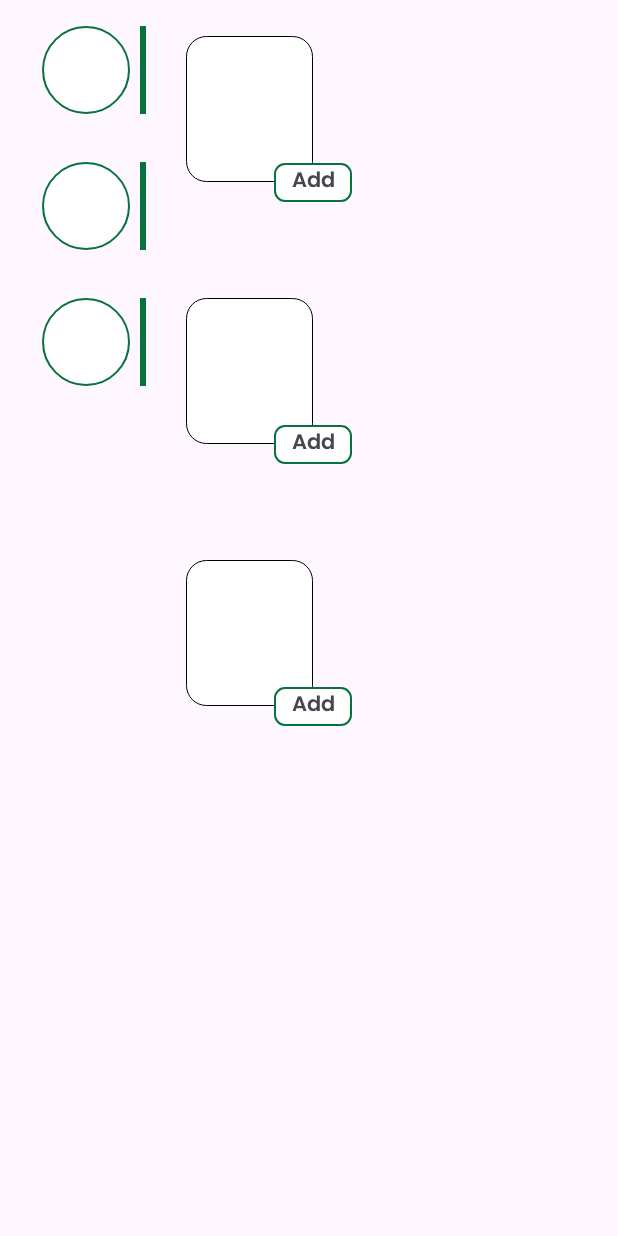
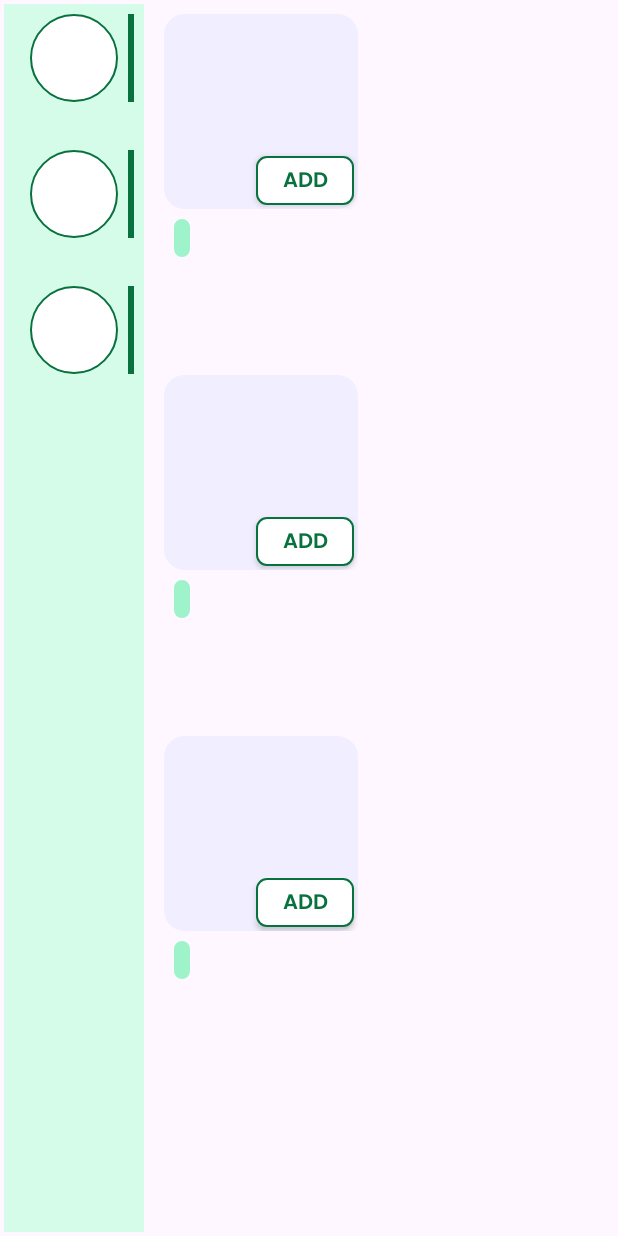
Before and after one commit to MrAarifAliSaifi/cv_project, an Android app: the layout fragment_category.xml on its own in the app's theme, with its tools: preview values and no code run, on a phone screen of 412 x 824 dp. Run offline under Robolectric (Android 15) with nearby library versions, the phone set to English and light mode, and no system bars.

Commit message:
Fixed minor ui issues.

```diff
--- a/app/src/main/java/com/example/cvproject/activites/activity/activity/MainActivity.kt
+++ b/app/src/main/java/com/example/cvproject/activites/activity/activity/MainActivity.kt
@@ -68,6 +68,11 @@ class MainActivity : BaseActivity<ActivityMainBinding, MainActivityVM>() {
                     updateCartValues()
                 }
 
+                R.id.navigation_dashboard -> {
+                    showCartIcon()
+                    updateCartValues()
+                }
+
                 else -> {
                     hideCartIcon()
                 }
--- a/app/src/main/java/com/example/cvproject/activites/activity/adapters/ItemAdapter.kt
+++ b/app/src/main/java/com/example/cvproject/activites/activity/adapters/ItemAdapter.kt
@@ -1,6 +1,6 @@
 package com.example.cvproject.activites.activity.adapters
 
-import android.content.Context
+import android.graphics.Paint
 import android.view.LayoutInflater
 import android.view.View
 import android.view.ViewGroup
@@ -8,23 +8,53 @@ import android.widget.ImageView
 import android.widget.TextView
 import androidx.recyclerview.widget.RecyclerView
 import com.bumptech.glide.Glide
+import com.example.basicmvvmapp.MainActivity
+import com.example.cvproject.activites.activity.activity.CheckoutActivity
+import com.example.cvproject.activites.activity.constant.BlinkitConstants
 import com.example.cvproject.activites.activity.dataclass.ItemDataClass
+import com.pixplicity.easyprefs.library.Prefs
 import cvproject.blinkit.R
+import cvproject.blinkit.activites.activity.ui.dashboard.CategoryFragment
+import kotlin.random.Random
 
-class ItemAdapter(private val context: Context, private var items: List<ItemDataClass>) :
-    RecyclerView.Adapter<ItemAdapter.ItemViewHolder>() {
+class ItemAdapter(
+    private val fragment: CategoryFragment,
+    private var items: List<ItemDataClass>
+) : RecyclerView.Adapter<ItemAdapter.ItemViewHolder>() {
 
     inner class ItemViewHolder(itemView: View) : RecyclerView.ViewHolder(itemView) {
         fun bind(item: ItemDataClass) {
-            itemView.findViewById<TextView>(R.id.tv_item_name).text = item.name
-            val displayText = "( ${
-                context.getString(
+
+            itemView.findViewById<TextView>(R.id.tv_item_name).text =
+                "${item.name} (${item.quantity})"
+
+            itemView.findViewById<TextView>(R.id.tv_quantity).text = "${item.quantity}"
+
+            itemView.findViewById<TextView>(R.id.tv_price).text =
+                "${fragment.getString(R.string.rupee_symbol, item.price)}"
+
+            val randomValue = Random.nextInt(30, 60)
+            val originalPrice = item.price!!.toInt() + randomValue
+            val realPrice = itemView.findViewById<TextView>(R.id.tv_real_price)
+            realPrice.paintFlags = realPrice.paintFlags or Paint.STRIKE_THRU_TEXT_FLAG
+            realPrice.text = "MRP" + originalPrice.toString()
+
+            val imageView = itemView.findViewById<ImageView>(R.id.iv_item_image)
+            Glide.with(itemView.context).load(item.imageUrl).into(imageView)
+            val displayText = "${item.name}\n( ${
+                fragment.getString(
                     R.string.rupee_symbol, item.price
                 )
             } / ${item.quantity} )"
-            itemView.findViewById<TextView>(R.id.tv_additional_details).text = displayText
-            val imageView = itemView.findViewById<ImageView>(R.id.image_view)
-            Glide.with(itemView.context).load(item.imageUrl).into(imageView)
+            itemView.findViewById<TextView>(R.id.tv_add).setOnClickListener {
+                fragment.insertItemToDb(item.id!!)
+                (fragment.requireContext() as MainActivity).showBottomNavAndCart()
+                fragment.requireContext()
+                    .startActivity(CheckoutActivity.getStartIntent(fragment.requireContext()))
+                Prefs.putString(BlinkitConstants.SELECTED_ITEM_DETAILS, displayText)
+                Prefs.putString(BlinkitConstants.SELECTED_ITEM_IMAGE_URL, item.imageUrl)
+                Prefs.putBoolean(BlinkitConstants.IS_ITEM_ADDED, true)
+            }
         }
     }
 
--- a/app/src/main/java/com/example/cvproject/activites/activity/fragments/category/CategoryFragment.kt
+++ b/app/src/main/java/com/example/cvproject/activites/activity/fragments/category/CategoryFragment.kt
@@ -7,11 +7,15 @@ import android.view.View
 import android.view.ViewGroup
 import androidx.fragment.app.Fragment
 import androidx.lifecycle.ViewModelProvider
+import androidx.lifecycle.lifecycleScope
 import androidx.recyclerview.widget.LinearLayoutManager
 import androidx.recyclerview.widget.StaggeredGridLayoutManager
 import com.example.cvproject.activites.activity.adapters.CategoryAdapter
 import com.example.cvproject.activites.activity.adapters.ItemAdapter
+import com.example.cvproject.activites.activity.dataBase.BlinkitDatabase
+import com.example.cvproject.activites.activity.dataBase.HomeItems
 import cvproject.blinkit.databinding.FragmentCategoryBinding
+import kotlinx.coroutines.launch
 
 class CategoryFragment : Fragment() {
 
@@ -41,7 +45,7 @@ class CategoryFragment : Fragment() {
         categoryAdapter = CategoryAdapter(requireContext(), emptyList()) { selectedCategory ->
             categoryViewModel.filterItemsByCategory(selectedCategory)
         }
-        itemAdapter = ItemAdapter(requireContext(), emptyList())
+        itemAdapter = ItemAdapter(this, emptyList())
     }
 
     private fun setUpRecyclerView() {
@@ -70,6 +74,13 @@ class CategoryFragment : Fragment() {
         }
     }
 
+    fun insertItemToDb(itemId: String) {
+        val database = BlinkitDatabase.getDatabase(requireContext()).blinkitDao()
+        lifecycleScope.launch {
+            database.insertItemUrl(HomeItems(itemIdGeneratedFromFirebase = itemId))
+        }
+    }
+
     override fun onDestroyView() {
         super.onDestroyView()
         _binding = null
--- a/app/src/main/java/com/example/cvproject/activites/activity/utilities/Utils.kt
+++ b/app/src/main/java/com/example/cvproject/activites/activity/utilities/Utils.kt
@@ -58,7 +58,8 @@ object Utils {
     fun fetchItemDetailsByUrls(
         itemUrls: List<HomeItems>, callback: (List<ItemDataClass>) -> Unit
     ) {
-        val databaseReference = FirebaseDatabase.getInstance().getReference("BlinkitItems")
+        val databaseReference =
+            FirebaseDatabase.getInstance().getReference("BlinkitItems").child("All").child("Items")
         val itemList = mutableListOf<ItemDataClass>()
         var itemsProcessed = 0
 
--- a/app/src/main/res/layout/fragment_category.xml
+++ b/app/src/main/res/layout/fragment_category.xml
@@ -4,7 +4,7 @@
     xmlns:tools="http://schemas.android.com/tools"
     android:layout_width="match_parent"
     android:layout_height="match_parent"
-    android:layout_margin="@dimen/_8sdp"
+    android:layout_margin="@dimen/_2sdp"
     android:fillViewport="true"
     tools:context=".activites.activity.ui.dashboard.CategoryFragment">
 
@@ -16,6 +16,7 @@
             android:id="@+id/recycler_view_category"
             android:layout_width="wrap_content"
             android:layout_height="0dp"
+            android:background="@color/green_D5FCE9"
             app:layout_constraintBottom_toBottomOf="parent"
             app:layout_constraintStart_toStartOf="parent"
             app:layout_constraintTop_toTopOf="parent"
@@ -25,8 +26,6 @@
             android:id="@+id/recycler_view_item"
             android:layout_width="@dimen/dp_0"
             android:layout_height="@dimen/dp_0"
-            android:layout_marginStart="@dimen/_10sdp"
-            android:layout_marginVertical="@dimen/_5sdp"
             app:layout_constraintBottom_toBottomOf="parent"
             app:layout_constraintEnd_toEndOf="parent"
             app:layout_constraintStart_toEndOf="@+id/recycler_view_category"
--- a/app/src/main/res/layout/list_item_category.xml
+++ b/app/src/main/res/layout/list_item_category.xml
@@ -21,6 +21,7 @@
         android:fontFamily="@font/poppins_extra_bold"
         android:textSize="@dimen/_8sdp"
         android:textColor="@color/black"
+        android:gravity="center"
         app:layout_constraintEnd_toEndOf="@id/iv_ct_image"
         app:layout_constraintStart_toStartOf="@id/iv_ct_image"
         app:layout_constraintTop_toBottomOf="@id/iv_ct_image" />
--- a/app/src/main/res/layout/list_item_modern.xml
+++ b/app/src/main/res/layout/list_item_modern.xml
@@ -3,50 +3,118 @@
     xmlns:app="http://schemas.android.com/apk/res-auto"
     android:layout_width="wrap_content"
     android:layout_height="wrap_content"
-    android:layout_margin="@dimen/_5sdp">
+    android:layout_margin="@dimen/_5sdp"
+    android:minWidth="@dimen/_110sdp"
+    android:minHeight="@dimen/_175sdp">
+
+    <androidx.constraintlayout.widget.ConstraintLayout
+        android:id="@+id/cl_top"
+        android:layout_width="0dp"
+        android:layout_height="@dimen/_100sdp"
+        android:layout_marginHorizontal="@dimen/_5sdp"
+        android:background="@drawable/rounded_corner_background_white"
+        android:backgroundTint="@color/blue_F1EFFF"
+        app:layout_constraintEnd_toEndOf="parent"
+        app:layout_constraintStart_toStartOf="parent"
+        app:layout_constraintTop_toTopOf="parent">
 
         <ImageView
-        android:id="@+id/image_view"
-        android:layout_width="@dimen/_65sdp"
-        android:layout_height="@dimen/_75sdp"
-        android:background="@drawable/rounded_corner_background_white"
+            android:id="@+id/iv_item_image"
+            android:layout_width="@dimen/_60sdp"
+            android:layout_height="@dimen/_70sdp"
             android:scaleType="fitXY"
-        android:padding="@dimen/_2sdp"
+            app:layout_constraintBottom_toBottomOf="parent"
+            app:layout_constraintEnd_toEndOf="parent"
             app:layout_constraintStart_toStartOf="parent"
             app:layout_constraintTop_toTopOf="parent" />
 
         <TextView
             android:id="@+id/tv_add"
-        android:layout_width="@dimen/_40sdp"
-        android:layout_height="@dimen/_20sdp"
+            android:layout_width="@dimen/_50sdp"
+            android:layout_height="@dimen/_25sdp"
+            android:layout_marginEnd="@dimen/_2sdp"
             android:background="@drawable/rounded_corner_background_green"
+            android:elevation="@dimen/_2sdp"
             android:fontFamily="@font/poppin_ssemi_bold"
             android:gravity="center"
-        android:text="Add"
-        app:layout_constraintBottom_toBottomOf="@+id/image_view"
-        app:layout_constraintEnd_toEndOf="@+id/image_view"
-        app:layout_constraintStart_toEndOf="@id/image_view"
-        app:layout_constraintTop_toBottomOf="@id/image_view" />
+            android:paddingTop="@dimen/_2sdp"
+            android:text="@string/add"
+            android:textColor="@color/green_08713E"
+            app:layout_constraintBottom_toBottomOf="@id/iv_item_image"
+            app:layout_constraintEnd_toEndOf="parent"
+            app:layout_constraintTop_toBottomOf="@id/iv_item_image" />
+
+    </androidx.constraintlayout.widget.ConstraintLayout>
+
+    <androidx.constraintlayout.widget.ConstraintLayout
+        android:id="@+id/cl_bottom"
+        android:layout_width="0dp"
+        android:layout_height="0dp"
+        app:layout_constraintBottom_toBottomOf="parent"
+        app:layout_constraintEnd_toEndOf="@id/cl_top"
+        app:layout_constraintStart_toStartOf="@id/cl_top"
+        app:layout_constraintTop_toBottomOf="@id/cl_top">
+
+        <TextView
+            android:id="@+id/tv_quantity"
+            android:layout_width="wrap_content"
+            android:layout_height="wrap_content"
+            android:layout_margin="@dimen/_5sdp"
+            android:background="@drawable/rounded_corner_background_green"
+            android:backgroundTint="@color/green_9EF3CB"
+            android:fontFamily="@font/roboto_bold"
+            android:padding="@dimen/_4sdp"
+            android:text=""
+            android:textColor="@color/black"
+            android:textSize="@dimen/_8ssp"
+            app:layout_constraintStart_toStartOf="parent"
+            app:layout_constraintTop_toTopOf="parent" />
 
         <TextView
             android:id="@+id/tv_item_name"
             android:layout_width="0dp"
             android:layout_height="wrap_content"
+            android:layout_margin="@dimen/_5sdp"
             android:ellipsize="end"
-        android:fontFamily="@font/poppins_extra_bold"
-        android:maxLines="3"
-        app:layout_constraintEnd_toStartOf="@id/tv_add"
-        app:layout_constraintStart_toStartOf="@id/image_view"
-        app:layout_constraintTop_toBottomOf="@id/tv_add" />
+            android:fontFamily="@font/roboto_regular"
+            android:maxLines="2"
+            android:textColor="@color/black"
+            android:textSize="@dimen/_10ssp"
+            app:layout_constraintEnd_toEndOf="parent"
+            app:layout_constraintStart_toStartOf="parent"
+            app:layout_constraintTop_toBottomOf="@id/tv_quantity" />
 
         <TextView
-        android:id="@+id/tv_additional_details"
+            android:id="@+id/tv_price"
+            android:layout_width="@dimen/dp_0"
+            android:layout_height="wrap_content"
+            android:layout_margin="@dimen/_5sdp"
+            android:text=""
+            android:textSize="@dimen/_10ssp"
+            android:textStyle="bold"
+            app:layout_constraintBottom_toBottomOf="parent"
+            app:layout_constraintEnd_toStartOf="@+id/guideline"
+            app:layout_constraintStart_toStartOf="parent"
+            app:layout_constraintTop_toBottomOf="@id/tv_item_name" />
+
+        <androidx.constraintlayout.widget.Guideline
+            android:id="@+id/guideline"
+            android:layout_width="@dimen/dp_0"
+            android:layout_height="@dimen/dp_0"
+            android:orientation="vertical"
+            app:layout_constraintGuide_percent="0.4" />
+
+        <TextView
+            android:id="@+id/tv_real_price"
             android:layout_width="0dp"
             android:layout_height="wrap_content"
-        android:layout_marginTop="@dimen/_5sdp"
-        android:fontFamily="@font/open_sans_semibold"
-        app:layout_constraintEnd_toEndOf="@id/image_view"
-        app:layout_constraintStart_toStartOf="@id/image_view"
+            android:text=""
+            android:textSize="@dimen/_8ssp"
+            app:layout_constraintBottom_toBottomOf="parent"
+            app:layout_constraintEnd_toEndOf="parent"
+            app:layout_constraintStart_toEndOf="@id/guideline"
             app:layout_constraintTop_toBottomOf="@id/tv_item_name" />
 
     </androidx.constraintlayout.widget.ConstraintLayout>
+
+</androidx.constraintlayout.widget.ConstraintLayout>
--- a/app/src/main/res/values/strings.xml
+++ b/app/src/main/res/values/strings.xml
@@ -64,7 +64,7 @@
     <string name="item_saved_successfully">Item saved successfully</string>
     <string name="failed_to_save_item">Failed to save item</string>
     <string name="unable_to_access_image">Unable to access image</string>
-    <string name="rupee_symbol">\u20B9 %1$s</string>
+    <string name="rupee_symbol">\u20B9%1$s</string>
     <string name="item_quantity">Item Quantity</string>
     <string name="minutes">%1$s minutes</string>
     <string name="quantity">Qty- %1$s</string>
@@ -84,4 +84,5 @@
     <string name="please_enter_location_first">Please Enter Location First</string>
     <string name="item_catrgory">Item Category</string>
     <string name="select_category">Select Category</string>
+    <string name="add">ADD</string>
 </resources>
```
Lines whose indentation alone changed are shown as unchanged.
